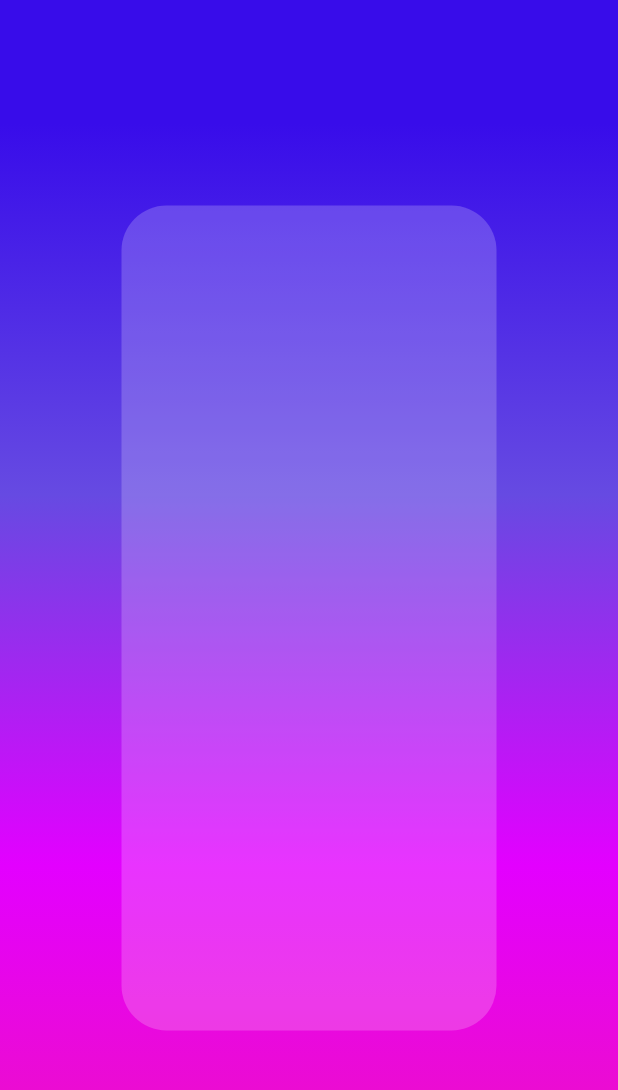
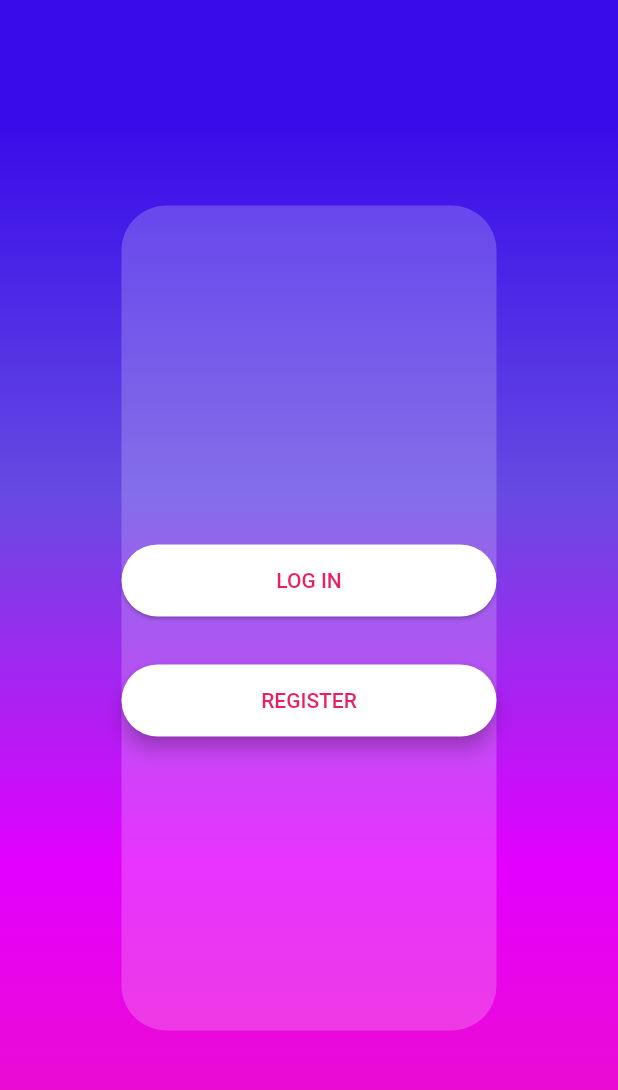
Before and after one commit to pavithrahareddy/yeah, a Flutter app: the screen it shows after launch, on a phone screen of 412 x 824 dp. Shown: the top 1090 px of the screen. Run offline on Flutter 3.47's test engine with Material 2 defaults, Android fonts, the phone set to English and light mode, and no system bars.

Commit message:
Buttons for landing screen.

```diff
--- a/lib/authentication/landing.dart
+++ b/lib/authentication/landing.dart
@@ -1,4 +1,7 @@
 import 'package:flutter/material.dart';
+import 'package:yeah/authentication/register.dart';
+
+import 'login.dart';
 
 class LandingScreen extends StatefulWidget {
   static const String id = 'landing_screen';
@@ -35,14 +38,63 @@ class _LandingScreenState extends State<LandingScreen> {
             //color: Color.fromRGBO(255, 255, 2555, 0.5),
             color: Colors.white70.withOpacity(0.2),
           ),
+         child: Column(
+           mainAxisAlignment: MainAxisAlignment.center,
+           crossAxisAlignment: CrossAxisAlignment.stretch,
+           children: [
+           Container(
+           width: 25.0,
+           height: 25.0,
 
+         ),
+          SizedBox(
+            height: 5.0,
+          ),
+             Padding(padding: EdgeInsets.symmetric(vertical: 16.0),
+            child: Material(
+            elevation: 1.0,
+            color: Colors.white,
+              borderRadius: BorderRadius.circular(30.0),
 
+            child: MaterialButton(
+              onPressed: () {
+                Navigator.pushNamed(context, LoginScreen.id);
+              },
+              minWidth: 88.0,
+              height: 42.0,
 
+              child: Text(
+                  'LOG IN',
+                      style: TextStyle(color: Colors.pink),
+              ),
+            ),
+            ),
 
-
-          ),
+             ),
+             Padding(
+               padding: EdgeInsets.symmetric(vertical: 16.0),
+               child: Material(
+                 elevation: 5.0,
+                 color: Colors.white,
+                 borderRadius: BorderRadius.circular(30.0),
+                 child: MaterialButton(
+                   onPressed: () {
+                     Navigator.pushNamed(context, RegisterScreen.id);
+                   },
+                   minWidth: 50.0,
+                   height: 42.0,
+                   child: Text(
+                     'REGISTER',
+                     style: TextStyle(color: Colors.pink),
+                   ),
+                 ),
+               ),
+             ),
+          ],
         ),
-      );
+        ),
+      ),
+    );
 
   }
 }
```
